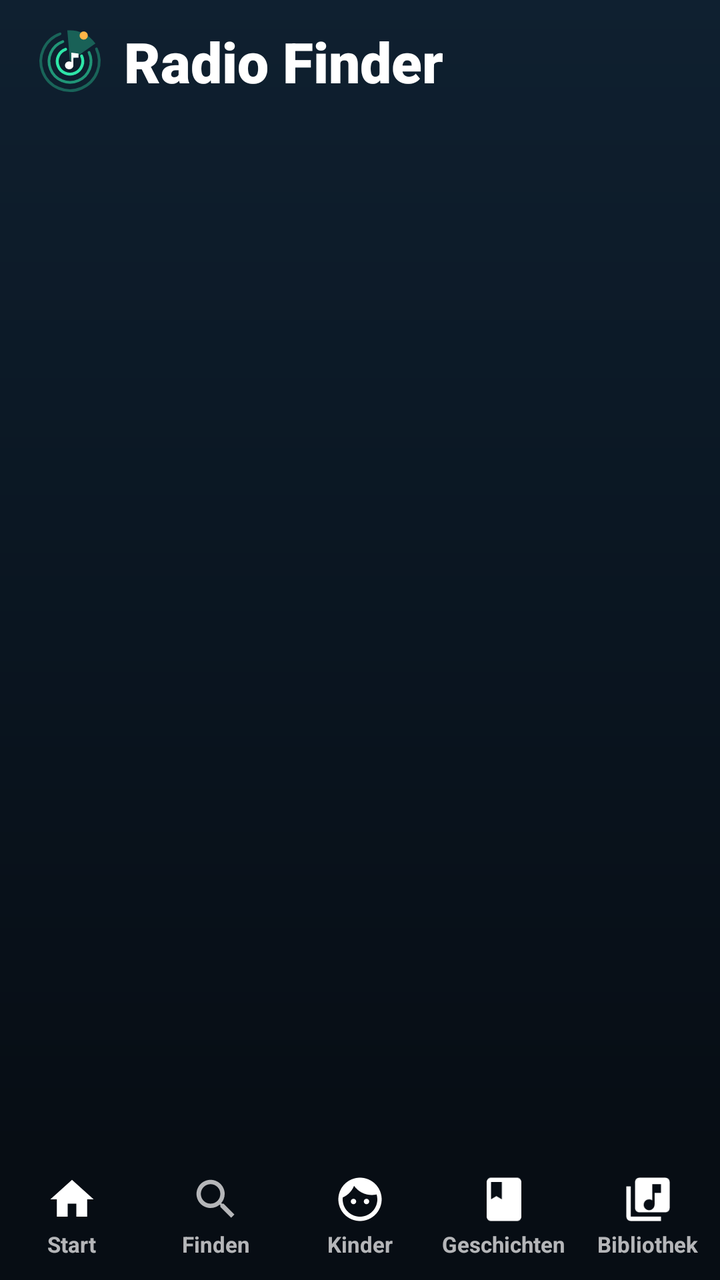
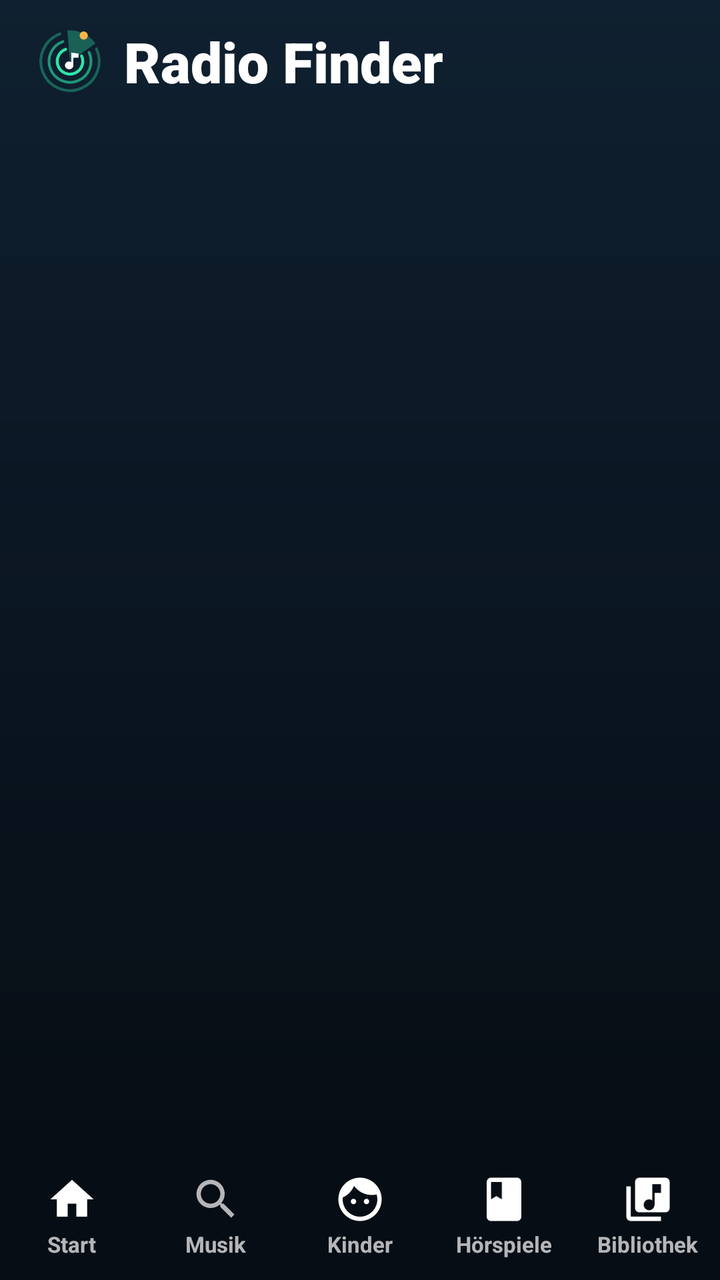

Compare the two renders of this Android layout. The source of the first and the diff that turns it into the second are given below.
<!-- AndroidManifest.xml: application theme AppTheme -->
<!-- res/layout/activity_main.xml -->
<?xml version="1.0" encoding="utf-8"?>
<FrameLayout xmlns:android="http://schemas.android.com/apk/res/android"
    android:layout_width="match_parent"
    android:layout_height="match_parent"
    android:background="@drawable/bg_main"
    android:fitsSystemWindows="true">

    <LinearLayout
        android:layout_width="match_parent"
        android:layout_height="match_parent"
        android:orientation="vertical">

        
        <LinearLayout
            android:layout_width="match_parent"
            android:layout_height="wrap_content"
            android:orientation="vertical"
            android:paddingStart="18dp"
            android:paddingTop="12dp"
            android:paddingEnd="18dp"
            android:paddingBottom="4dp">

            <LinearLayout
                android:layout_width="match_parent"
                android:layout_height="wrap_content"
                android:gravity="center_vertical"
                android:orientation="horizontal">

                <ImageButton
                    android:id="@+id/back"
                    android:layout_width="40dp"
                    android:layout_height="40dp"
                    android:layout_marginEnd="8dp"
                    android:background="@drawable/bg_round_btn"
                    android:contentDescription="Zurück"
                    android:src="@drawable/ic_back"
                    android:visibility="gone" />

                <ImageView
                    android:id="@+id/brand"
                    android:layout_width="34dp"
                    android:layout_height="34dp"
                    android:layout_marginEnd="10dp"
                    android:src="@drawable/ic_logo" />

                <TextView
                    android:id="@+id/pageTitle"
                    android:layout_width="0dp"
                    android:layout_height="wrap_content"
                    android:layout_weight="1"
                    android:ellipsize="end"
                    android:fontFamily="sans-serif-black"
                    android:maxLines="1"
                    android:text="Radio Finder"
                    android:textColor="#FFFFFFFF"
                    android:textSize="28sp" />

                <TextView
                    android:id="@+id/liveChip"
                    android:layout_width="wrap_content"
                    android:layout_height="wrap_content"
                    android:background="@drawable/bg_chip"
                    android:paddingStart="10dp"
                    android:paddingTop="4dp"
                    android:paddingEnd="10dp"
                    android:paddingBottom="4dp"
                    android:textColor="#FF2EE6A8"
                    android:textSize="12sp"
                    android:textStyle="bold"
                    android:visibility="gone" />
            </LinearLayout>

            <FrameLayout
                android:id="@+id/searchBox"
                android:layout_width="match_parent"
                android:layout_height="52dp"
                android:layout_marginTop="12dp"
                android:background="@drawable/bg_search"
                android:visibility="gone">

                <ImageView
                    android:layout_width="22dp"
                    android:layout_height="22dp"
                    android:layout_gravity="center_vertical|start"
                    android:layout_marginStart="16dp"
                    android:src="@drawable/ic_search" />

                <EditText
                    android:id="@+id/search"
                    android:layout_width="match_parent"
                    android:layout_height="match_parent"
                    android:background="@null"
                    android:hint="Lied, Künstler oder Sender"
                    android:imeOptions="actionSearch"
                    android:inputType="text"
                    android:paddingStart="48dp"
                    android:paddingEnd="48dp"
                    android:singleLine="true"
                    android:textColor="#FFFFFFFF"
                    android:textColorHint="#80FFFFFF"
                    android:textSize="16sp" />

                <ImageButton
                    android:id="@+id/clear"
                    android:layout_width="44dp"
                    android:layout_height="44dp"
                    android:layout_gravity="center_vertical|end"
                    android:layout_marginEnd="4dp"
                    android:background="?android:attr/selectableItemBackgroundBorderless"
                    android:contentDescription="Löschen"
                    android:src="@drawable/ic_close"
                    android:visibility="gone" />
            </FrameLayout>
        </LinearLayout>

        <androidx.recyclerview.widget.RecyclerView
            android:id="@+id/recycler"
            android:layout_width="match_parent"
            android:layout_height="0dp"
            android:layout_weight="1"
            android:clipToPadding="false"
            android:paddingBottom="12dp" />

        
        <LinearLayout
            android:id="@+id/mini"
            android:layout_width="match_parent"
            android:layout_height="wrap_content"
            android:layout_marginStart="10dp"
            android:layout_marginEnd="10dp"
            android:layout_marginBottom="6dp"
            android:background="@drawable/bg_player"
            android:elevation="10dp"
            android:orientation="vertical"
            android:visibility="gone">

            <ProgressBar
                android:id="@+id/miniProgress"
                style="?android:attr/progressBarStyleHorizontal"
                android:layout_width="match_parent"
                android:layout_height="3dp"
                android:layout_marginStart="18dp"
                android:layout_marginTop="4dp"
                android:layout_marginEnd="18dp"
                android:progressBackgroundTint="#22FFFFFF"
                android:progressTint="#FF2EE6A8" />

            <LinearLayout
                android:layout_width="match_parent"
                android:layout_height="wrap_content"
                android:gravity="center_vertical"
                android:orientation="horizontal"
                android:paddingStart="8dp"
                android:paddingTop="4dp"
                android:paddingEnd="8dp"
                android:paddingBottom="8dp">

                <FrameLayout
                    android:layout_width="52dp"
                    android:layout_height="52dp">

                    <TextView
                        android:id="@+id/miniInitials"
                        style="@style/Initials"
                        android:textSize="18sp" />

                    <ImageView
                        android:id="@+id/miniArt"
                        android:layout_width="match_parent"
                        android:layout_height="match_parent" />
                </FrameLayout>

                <LinearLayout
                    android:layout_width="0dp"
                    android:layout_height="wrap_content"
                    android:layout_marginStart="12dp"
                    android:layout_weight="1"
                    android:orientation="vertical">

                    <LinearLayout
                        android:layout_width="match_parent"
                        android:layout_height="wrap_content"
                        android:gravity="center_vertical"
                        android:orientation="horizontal">

                        <de.gamingdoodz.radiofinder.EqualizerView
                            android:id="@+id/miniEq"
                            android:layout_width="16dp"
                            android:layout_height="14dp"
                            android:layout_marginEnd="6dp" />

                        <TextView
                            android:id="@+id/miniTitle"
                            android:layout_width="0dp"
                            android:layout_height="wrap_content"
                            android:layout_weight="1"
                            android:ellipsize="end"
                            android:maxLines="1"
                            android:textColor="#FFFFFFFF"
                            android:textSize="15sp"
                            android:textStyle="bold" />
                    </LinearLayout>

                    <TextView
                        android:id="@+id/miniSub"
                        android:layout_width="match_parent"
                        android:layout_height="wrap_content"
                        android:ellipsize="end"
                        android:maxLines="1"
                        android:textColor="#B3FFFFFF"
                        android:textSize="13sp" />
                </LinearLayout>

                <ImageButton
                    android:id="@+id/miniPlay"
                    android:tint="#FF08131C"
                    android:layout_width="46dp"
                    android:layout_height="46dp"
                    android:background="@drawable/bg_play"
                    android:contentDescription="Abspielen"
                    android:src="@drawable/ic_play" />

                <ImageButton
                    android:id="@+id/miniNext"
                    android:layout_width="44dp"
                    android:layout_height="44dp"
                    android:layout_marginStart="2dp"
                    android:background="?android:attr/selectableItemBackgroundBorderless"
                    android:contentDescription="Weiter"
                    android:src="@drawable/ic_next" />
            </LinearLayout>
        </LinearLayout>

        
        <LinearLayout
            android:layout_width="match_parent"
            android:layout_height="64dp"
            android:background="@drawable/bg_nav"
            android:orientation="horizontal">

            <LinearLayout android:id="@+id/navHome" style="@style/NavItem">
                <ImageView android:id="@+id/navHomeIcon" style="@style/NavIcon" android:src="@drawable/ic_home" />
                <TextView android:id="@+id/navHomeLabel" style="@style/NavLabel" android:text="Start" />
            </LinearLayout>

            <LinearLayout android:id="@+id/navFind" style="@style/NavItem">
                <ImageView android:id="@+id/navFindIcon" style="@style/NavIcon" android:src="@drawable/ic_search" />
                <TextView android:id="@+id/navFindLabel" style="@style/NavLabel" android:text="Finden" />
            </LinearLayout>

            <LinearLayout android:id="@+id/navKids" style="@style/NavItem">
                <ImageView android:id="@+id/navKidsIcon" style="@style/NavIcon" android:src="@drawable/ic_kids" />
                <TextView android:id="@+id/navKidsLabel" style="@style/NavLabel" android:text="Kinder" />
            </LinearLayout>

            <LinearLayout android:id="@+id/navStories" style="@style/NavItem">
                <ImageView android:id="@+id/navStoriesIcon" style="@style/NavIcon" android:src="@drawable/ic_book" />
                <TextView android:id="@+id/navStoriesLabel" style="@style/NavLabel" android:text="Geschichten" />
            </LinearLayout>

            <LinearLayout android:id="@+id/navLib" style="@style/NavItem">
                <ImageView android:id="@+id/navLibIcon" style="@style/NavIcon" android:src="@drawable/ic_library" />
                <TextView android:id="@+id/navLibLabel" style="@style/NavLabel" android:text="Bibliothek" />
            </LinearLayout>
        </LinearLayout>
    </LinearLayout>

    
    <FrameLayout
        android:id="@+id/full"
        android:layout_width="match_parent"
        android:layout_height="match_parent"
        android:background="#FF0A0B18"
        android:clickable="true"
        android:focusable="true"
        android:visibility="gone">

        <ImageView
            android:id="@+id/fullBg"
            android:layout_width="match_parent"
            android:layout_height="match_parent"
            android:alpha="0.55"
            android:scaleType="centerCrop" />

        <View
            android:layout_width="match_parent"
            android:layout_height="match_parent"
            android:background="@drawable/bg_full_overlay" />

        <LinearLayout
            android:layout_width="match_parent"
            android:layout_height="match_parent"
            android:gravity="center_horizontal"
            android:orientation="vertical"
            android:padding="22dp">

            <LinearLayout
                android:layout_width="match_parent"
                android:layout_height="wrap_content"
                android:gravity="center_vertical"
                android:orientation="horizontal">

                <ImageButton
                    android:id="@+id/fullClose"
                    android:layout_width="44dp"
                    android:layout_height="44dp"
                    android:background="@drawable/bg_round_btn"
                    android:contentDescription="Schließen"
                    android:src="@drawable/ic_chevron_down" />

                <TextView
                    android:id="@+id/fullSource"
                    android:layout_width="0dp"
                    android:layout_height="wrap_content"
                    android:layout_weight="1"
                    android:gravity="center"
                    android:letterSpacing="0.1"
                    android:textColor="#B3FFFFFF"
                    android:textSize="12sp"
                    android:textStyle="bold" />

                <TextView
                    android:id="@+id/fullSleep"
                    android:layout_width="wrap_content"
                    android:layout_height="36dp"
                    android:background="@drawable/bg_search"
                    android:gravity="center"
                    android:paddingStart="12dp"
                    android:paddingEnd="12dp"
                    android:text="☾ Timer"
                    android:textColor="#FFFFFFFF"
                    android:textSize="13sp"
                    android:textStyle="bold" />
            </LinearLayout>

            <View
                android:layout_width="1dp"
                android:layout_height="0dp"
                android:layout_weight="1" />

            <FrameLayout
                android:id="@+id/fullArtBox"
                android:layout_width="280dp"
                android:layout_height="280dp"
                android:elevation="16dp">

                <TextView
                    android:id="@+id/fullInitials"
                    style="@style/Initials"
                    android:textSize="84sp" />

                <ImageView
                    android:id="@+id/fullArt"
                    android:layout_width="match_parent"
                    android:layout_height="match_parent" />
            </FrameLayout>

            <TextView
                android:id="@+id/fullBadge"
                android:layout_width="wrap_content"
                android:layout_height="wrap_content"
                android:layout_marginTop="24dp"
                android:background="@drawable/bg_badge"
                android:paddingStart="10dp"
                android:paddingTop="3dp"
                android:paddingEnd="10dp"
                android:paddingBottom="3dp"
                android:text="● LIVE IM RADIO"
                android:textColor="#FFFFFFFF"
                android:textSize="11sp"
                android:textStyle="bold" />

            <TextView
                android:id="@+id/fullTitle"
                android:layout_width="match_parent"
                android:layout_height="wrap_content"
                android:layout_marginTop="12dp"
                android:ellipsize="end"
                android:fontFamily="sans-serif-black"
                android:gravity="center"
                android:maxLines="3"
                android:textColor="#FFFFFFFF"
                android:textSize="24sp" />

            <TextView
                android:id="@+id/fullSub"
                android:layout_width="match_parent"
                android:layout_height="wrap_content"
                android:layout_marginTop="4dp"
                android:ellipsize="end"
                android:gravity="center"
                android:maxLines="2"
                android:textColor="#B3FFFFFF"
                android:textSize="16sp" />

            <de.gamingdoodz.radiofinder.EqualizerView
                android:id="@+id/fullEq"
                android:layout_width="200dp"
                android:layout_height="44dp"
                android:layout_marginTop="18dp" />

            <View
                android:layout_width="1dp"
                android:layout_height="0dp"
                android:layout_weight="1" />

            <SeekBar
                android:id="@+id/fullSeek"
                android:layout_width="match_parent"
                android:layout_height="wrap_content"
                android:progressBackgroundTint="#33FFFFFF"
                android:progressTint="#FF2EE6A8"
                android:thumbTint="#FFFFFFFF" />

            <LinearLayout
                android:id="@+id/fullTimes"
                android:layout_width="match_parent"
                android:layout_height="wrap_content"
                android:orientation="horizontal"
                android:paddingStart="16dp"
                android:paddingEnd="16dp">

                <TextView
                    android:id="@+id/fullPos"
                    android:layout_width="0dp"
                    android:layout_height="wrap_content"
                    android:layout_weight="1"
                    android:textColor="#B3FFFFFF"
                    android:textSize="12sp" />

                <TextView
                    android:id="@+id/fullDur"
                    android:layout_width="wrap_content"
                    android:layout_height="wrap_content"
                    android:textColor="#B3FFFFFF"
                    android:textSize="12sp" />
            </LinearLayout>

            <LinearLayout
                android:layout_width="wrap_content"
                android:layout_height="wrap_content"
                android:layout_marginTop="14dp"
                android:layout_marginBottom="16dp"
                android:gravity="center_vertical"
                android:orientation="horizontal">

                <ImageButton android:id="@+id/fullFav" style="@style/FullBtn" android:contentDescription="Favorit" android:src="@drawable/ic_heart_outline" />
                <ImageButton android:id="@+id/fullPrev" style="@style/FullBtn" android:contentDescription="Zurück" android:src="@drawable/ic_prev" />

                <ImageButton
                    android:id="@+id/fullPlay"
                    android:tint="#FF08131C"
                    android:layout_width="80dp"
                    android:layout_height="80dp"
                    android:layout_marginStart="10dp"
                    android:layout_marginEnd="10dp"
                    android:background="@drawable/bg_play"
                    android:contentDescription="Abspielen"
                    android:elevation="8dp"
                    android:scaleType="center"
                    android:src="@drawable/ic_play" />

                <ImageButton android:id="@+id/fullNext" style="@style/FullBtn" android:contentDescription="Weiter" android:src="@drawable/ic_next" />
                <ImageButton android:id="@+id/fullStop" style="@style/FullBtn" android:contentDescription="Stopp" android:src="@drawable/ic_stop" />
            </LinearLayout>
        </LinearLayout>
    </FrameLayout>
</FrameLayout>
<!-- resources referenced by this layout -->
<resources>
  <!-- drawable bg_badge (drawable) -->
  <?xml version="1.0" encoding="utf-8"?>
  <shape xmlns:android="http://schemas.android.com/apk/res/android" android:shape="rectangle">
      <solid android:color="#FFFF3B5C" /><corners android:radius="6dp" />
  </shape>
  <!-- drawable bg_chip (drawable) -->
  <?xml version="1.0" encoding="utf-8"?>
  <shape xmlns:android="http://schemas.android.com/apk/res/android" android:shape="rectangle">
      <solid android:color="#1A2EE6A8" /><stroke android:width="1dp" android:color="#402EE6A8" /><corners android:radius="12dp" />
  </shape>
  <!-- drawable bg_full_overlay (drawable) -->
  <?xml version="1.0" encoding="utf-8"?>
  <shape xmlns:android="http://schemas.android.com/apk/res/android" android:shape="rectangle">
      <gradient android:angle="270" android:startColor="#660B1622" android:centerColor="#D90B1622" android:endColor="#FF060B11" />
  </shape>
  <!-- drawable bg_main (drawable) -->
  <?xml version="1.0" encoding="utf-8"?>
  <shape xmlns:android="http://schemas.android.com/apk/res/android" android:shape="rectangle">
      <gradient android:angle="270" android:startColor="#FF0F2030" android:centerColor="#FF0A1520" android:endColor="#FF060B11" />
  </shape>
  <!-- drawable bg_nav (drawable) -->
  <?xml version="1.0" encoding="utf-8"?>
  <shape xmlns:android="http://schemas.android.com/apk/res/android" android:shape="rectangle">
      <solid android:color="#FF070D14" />
  </shape>
  <!-- drawable bg_play (drawable) -->
  <?xml version="1.0" encoding="utf-8"?>
  <shape xmlns:android="http://schemas.android.com/apk/res/android" android:shape="oval">
      <gradient android:angle="45" android:startColor="#FF2EE6A8" android:endColor="#FF19B6D2" />
  </shape>
  <!-- drawable bg_player (drawable) -->
  <?xml version="1.0" encoding="utf-8"?>
  <shape xmlns:android="http://schemas.android.com/apk/res/android" android:shape="rectangle">
      <solid android:color="#F2132232" /><stroke android:width="1dp" android:color="#402EE6A8" /><corners android:radius="20dp" />
  </shape>
  <!-- drawable bg_round_btn (drawable) -->
  <?xml version="1.0" encoding="utf-8"?>
  <shape xmlns:android="http://schemas.android.com/apk/res/android" android:shape="oval">
      <solid android:color="#1FFFFFFF" />
  </shape>
  <!-- drawable bg_search (drawable) -->
  <?xml version="1.0" encoding="utf-8"?>
  <shape xmlns:android="http://schemas.android.com/apk/res/android" android:shape="rectangle">
      <solid android:color="#FF132232" /><stroke android:width="1dp" android:color="#332EE6A8" /><corners android:radius="16dp" />
  </shape>
  <!-- drawable ic_stop (drawable) -->
  <?xml version="1.0" encoding="utf-8"?>
  <vector xmlns:android="http://schemas.android.com/apk/res/android"
      android:width="24dp" android:height="24dp"
      android:viewportWidth="24" android:viewportHeight="24">
      <path android:fillColor="#FFFFFFFF" android:pathData="M6,6h12v12H6z" />
  </vector>
  <style name="Initials">
          <item name="android:layout_width">match_parent</item>
          <item name="android:layout_height">match_parent</item>
          <item name="android:gravity">center</item>
          <item name="android:textColor">#FFFFFFFF</item>
          <item name="android:fontFamily">sans-serif-black</item>
      </style>
  <style name="NavIcon">
          <item name="android:layout_width">26dp</item>
          <item name="android:layout_height">26dp</item>
      </style>
  <style name="AppTheme" parent="@android:style/Theme.Material.NoActionBar">
          <item name="android:statusBarColor">#FF0F2030</item>
          <item name="android:navigationBarColor">#FF060B11</item>
          <item name="android:colorAccent">#FF2EE6A8</item>
          <item name="android:windowBackground">#FF060B11</item>
      </style>
  <!-- unchanged entries left out for length: 16 -->
</resources>

<!-- the commit's change to res/layout/activity_main.xml (unified diff, before → after) -->
@@ -245,7 +245,7 @@
 
             <LinearLayout android:id="@+id/navFind" style="@style/NavItem">
                 <ImageView android:id="@+id/navFindIcon" style="@style/NavIcon" android:src="@drawable/ic_search" />
-                <TextView android:id="@+id/navFindLabel" style="@style/NavLabel" android:text="Finden" />
+                <TextView android:id="@+id/navFindLabel" style="@style/NavLabel" android:text="Musik" />
             </LinearLayout>
 
             <LinearLayout android:id="@+id/navKids" style="@style/NavItem">
@@ -255,7 +255,7 @@
 
             <LinearLayout android:id="@+id/navStories" style="@style/NavItem">
                 <ImageView android:id="@+id/navStoriesIcon" style="@style/NavIcon" android:src="@drawable/ic_book" />
-                <TextView android:id="@+id/navStoriesLabel" style="@style/NavLabel" android:text="Geschichten" />
+                <TextView android:id="@+id/navStoriesLabel" style="@style/NavLabel" android:text="Hörspiele" />
             </LinearLayout>
 
             <LinearLayout android:id="@+id/navLib" style="@style/NavItem">
